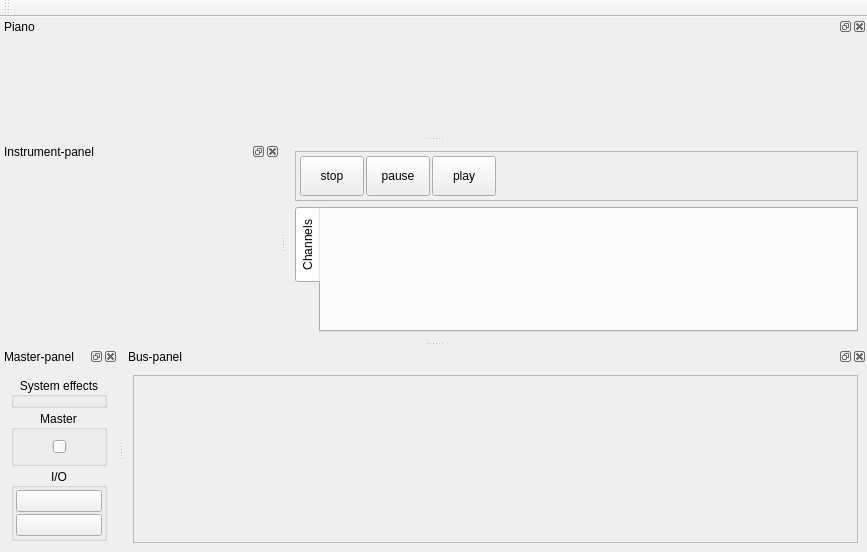
First picture: the form in src/ZMS/mainwindow.ui, repository wtrsltnk/zynaddsubfx, before the edit.
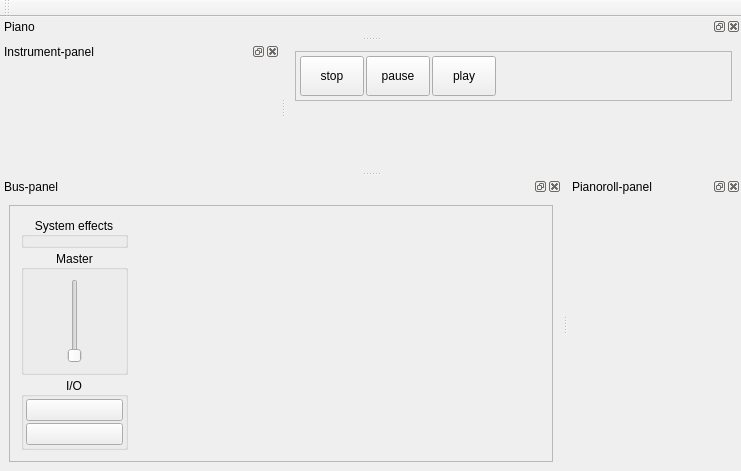
Second picture: the form after the edit. Custom widgets are drawn as their Qt base class.

Commit message: UI changes - added colors to buttons etc.. - added stub for pianoroll panel. this will be usable when you double-click a clip

```diff
--- a/src/ZMS/mainwindow.ui
+++ b/src/ZMS/mainwindow.ui
@@ -6,8 +6,8 @@
    <rect>
     <x>0</x>
     <y>0</y>
-    <width>867</width>
-    <height>527</height>
+    <width>741</width>
+    <height>471</height>
    </rect>
   </property>
   <property name="windowTitle">
@@ -17,10 +17,6 @@
    <set>QMainWindow::AllowTabbedDocks|QMainWindow::AnimatedDocks|QMainWindow::VerticalTabs</set>
   </property>
   <widget class="QWidget" name="centralWidget">
-   <layout class="QVBoxLayout" name="verticalLayout_3">
-    <item>
-     <layout class="QHBoxLayout" name="horizontalLayout_3">
-      <item>
        <layout class="QVBoxLayout" name="verticalLayout">
         <item>
          <widget class="QFrame" name="header">
@@ -148,50 +144,10 @@
          </widget>
         </item>
         <item>
-         <layout class="QHBoxLayout" name="horizontalLayout_2">
-          <item>
-           <widget class="QTabWidget" name="tabWidget">
-            <property name="tabPosition">
-             <enum>QTabWidget::West</enum>
-            </property>
-            <property name="currentIndex">
-             <number>0</number>
-            </property>
-            <widget class="QWidget" name="channeltab">
-             <attribute name="title">
-              <string>Channels</string>
-             </attribute>
-             <layout class="QHBoxLayout" name="horizontalLayout_7">
-              <property name="spacing">
-               <number>4</number>
-              </property>
-              <property name="leftMargin">
-               <number>4</number>
-              </property>
-              <property name="topMargin">
-               <number>4</number>
-              </property>
-              <property name="rightMargin">
-               <number>4</number>
-              </property>
-              <property name="bottomMargin">
-               <number>4</number>
-              </property>
-              <item>
                <widget class="ChannelContainer" name="channels" native="true"/>
               </item>
              </layout>
             </widget>
-           </widget>
-          </item>
-         </layout>
-        </item>
-       </layout>
-      </item>
-     </layout>
-    </item>
-   </layout>
-  </widget>
   <widget class="QDockWidget" name="keyboardDock">
    <property name="enabled">
     <bool>true</bool>
@@ -208,204 +164,7 @@
    <attribute name="dockWidgetArea">
     <number>4</number>
    </attribute>
-   <widget class="QWidget" name="dockWidgetContents">
-    <layout class="QVBoxLayout" name="verticalLayout_6">
-     <property name="spacing">
-      <number>0</number>
-     </property>
-     <property name="leftMargin">
-      <number>0</number>
-     </property>
-     <property name="topMargin">
-      <number>0</number>
-     </property>
-     <property name="rightMargin">
-      <number>0</number>
-     </property>
-     <property name="bottomMargin">
-      <number>0</number>
-     </property>
-     <item>
-      <widget class="Keyboard" name="keyboard" native="true">
-       <property name="minimumSize">
-        <size>
-         <width>0</width>
-         <height>100</height>
-        </size>
-       </property>
-       <property name="maximumSize">
-        <size>
-         <width>16777215</width>
-         <height>100</height>
-        </size>
-       </property>
-      </widget>
-     </item>
-    </layout>
-   </widget>
-  </widget>
-  <widget class="QDockWidget" name="masterDock">
-   <property name="maximumSize">
-    <size>
-     <width>118</width>
-     <height>524287</height>
-    </size>
-   </property>
-   <property name="features">
-    <set>QDockWidget::AllDockWidgetFeatures</set>
-   </property>
-   <property name="allowedAreas">
-    <set>Qt::AllDockWidgetAreas</set>
-   </property>
-   <property name="windowTitle">
-    <string>Master-panel</string>
-   </property>
-   <attribute name="dockWidgetArea">
-    <number>8</number>
-   </attribute>
-   <widget class="QWidget" name="dockWidgetContents_3">
-    <layout class="QHBoxLayout" name="horizontalLayout_8">
-     <item>
-      <widget class="QWidget" name="masterout" native="true">
-       <property name="minimumSize">
-        <size>
-         <width>100</width>
-         <height>0</height>
-        </size>
-       </property>
-       <layout class="QVBoxLayout" name="verticalLayout_5">
-        <property name="spacing">
-         <number>2</number>
-        </property>
-        <property name="leftMargin">
-         <number>2</number>
-        </property>
-        <property name="topMargin">
-         <number>2</number>
-        </property>
-        <property name="rightMargin">
-         <number>2</number>
-        </property>
-        <property name="bottomMargin">
-         <number>2</number>
-        </property>
-        <item>
-         <widget class="QGroupBox" name="syseffects">
-          <property name="title">
-           <string>System effects</string>
-          </property>
-          <property name="alignment">
-           <set>Qt::AlignCenter</set>
-          </property>
-          <layout class="QVBoxLayout" name="verticalLayout_4">
-           <property name="spacing">
-            <number>2</number>
-           </property>
-           <property name="leftMargin">
-            <number>2</number>
-           </property>
-           <property name="topMargin">
-            <number>2</number>
-           </property>
-           <property name="rightMargin">
-            <number>2</number>
-           </property>
-           <property name="bottomMargin">
-            <number>2</number>
-           </property>
-          </layout>
-         </widget>
-        </item>
-        <item>
-         <layout class="QHBoxLayout" name="uvvolume">
-          <item>
-           <widget class="QGroupBox" name="mastervolume">
-            <property name="title">
-             <string>Master</string>
-            </property>
-            <property name="alignment">
-             <set>Qt::AlignCenter</set>
-            </property>
-            <layout class="QHBoxLayout" name="horizontalLayout_6">
-             <item>
-              <widget class="QWidget" name="sysuvL" native="true"/>
-             </item>
-             <item>
-              <widget class="QSlider" name="sysmaster">
-               <property name="maximum">
-                <number>127</number>
-               </property>
-               <property name="orientation">
-                <enum>Qt::Vertical</enum>
-               </property>
-              </widget>
-             </item>
-             <item>
-              <widget class="QWidget" name="sysuvR" native="true"/>
-             </item>
-            </layout>
-           </widget>
-          </item>
-         </layout>
-        </item>
-        <item>
-         <widget class="QGroupBox" name="sysio">
-          <property name="minimumSize">
-           <size>
-            <width>0</width>
-            <height>0</height>
-           </size>
-          </property>
-          <property name="title">
-           <string>I/O</string>
-          </property>
-          <property name="alignment">
-           <set>Qt::AlignCenter</set>
-          </property>
-          <layout class="QVBoxLayout" name="verticalLayout_2">
-           <property name="spacing">
-            <number>2</number>
-           </property>
-           <property name="leftMargin">
-            <number>2</number>
-           </property>
-           <property name="topMargin">
-            <number>2</number>
-           </property>
-           <property name="rightMargin">
-            <number>2</number>
-           </property>
-           <property name="bottomMargin">
-            <number>2</number>
-           </property>
-           <item>
-            <widget class="QPushButton" name="btnMidi">
-             <property name="toolTip">
-              <string>Currently used Midi input driver</string>
-             </property>
-             <property name="text">
-              <string/>
-             </property>
-            </widget>
-           </item>
-           <item>
-            <widget class="QPushButton" name="btnAudio">
-             <property name="toolTip">
-              <string>Currently used Audio output driver</string>
-             </property>
-             <property name="text">
-              <string/>
-             </property>
-            </widget>
-           </item>
-          </layout>
-         </widget>
-        </item>
-       </layout>
-      </widget>
-     </item>
-    </layout>
-   </widget>
+   <widget class="Keyboard" name="keyboardDockWidgetContents"/>
   </widget>
   <widget class="QDockWidget" name="instrumentDock">
    <property name="windowTitle">
@@ -475,13 +234,16 @@
        <property name="widgetResizable">
         <bool>true</bool>
        </property>
+       <property name="alignment">
+        <set>Qt::AlignBottom|Qt::AlignLeading|Qt::AlignLeft</set>
+       </property>
        <widget class="QWidget" name="bussesContainer">
         <property name="geometry">
          <rect>
           <x>0</x>
           <y>0</y>
-          <width>728</width>
-          <height>144</height>
+          <width>496</width>
+          <height>231</height>
          </rect>
         </property>
         <layout class="QHBoxLayout" name="horizontalLayout_5">
@@ -489,7 +251,146 @@
           <enum>QLayout::SetMinimumSize</enum>
          </property>
          <item>
-          <spacer name="horizontalSpacer_2">
+          <widget class="QWidget" name="masterout" native="true">
+           <property name="minimumSize">
+            <size>
+             <width>100</width>
+             <height>0</height>
+            </size>
+           </property>
+           <layout class="QVBoxLayout" name="verticalLayout_5">
+            <property name="spacing">
+             <number>2</number>
+            </property>
+            <property name="leftMargin">
+             <number>2</number>
+            </property>
+            <property name="topMargin">
+             <number>2</number>
+            </property>
+            <property name="rightMargin">
+             <number>2</number>
+            </property>
+            <property name="bottomMargin">
+             <number>2</number>
+            </property>
+            <item>
+             <widget class="QGroupBox" name="syseffects">
+              <property name="title">
+               <string>System effects</string>
+              </property>
+              <property name="alignment">
+               <set>Qt::AlignCenter</set>
+              </property>
+              <layout class="QVBoxLayout" name="verticalLayout_4">
+               <property name="spacing">
+                <number>2</number>
+               </property>
+               <property name="leftMargin">
+                <number>2</number>
+               </property>
+               <property name="topMargin">
+                <number>2</number>
+               </property>
+               <property name="rightMargin">
+                <number>2</number>
+               </property>
+               <property name="bottomMargin">
+                <number>2</number>
+               </property>
+              </layout>
+             </widget>
+            </item>
+            <item>
+             <layout class="QHBoxLayout" name="uvvolume">
+              <item>
+               <widget class="QGroupBox" name="mastervolume">
+                <property name="title">
+                 <string>Master</string>
+                </property>
+                <property name="alignment">
+                 <set>Qt::AlignCenter</set>
+                </property>
+                <layout class="QHBoxLayout" name="horizontalLayout_6">
+                 <item>
+                  <widget class="QWidget" name="sysuvL" native="true"/>
+                 </item>
+                 <item>
+                  <widget class="QSlider" name="sysmaster">
+                   <property name="maximum">
+                    <number>127</number>
+                   </property>
+                   <property name="orientation">
+                    <enum>Qt::Vertical</enum>
+                   </property>
+                  </widget>
+                 </item>
+                 <item>
+                  <widget class="QWidget" name="sysuvR" native="true"/>
+                 </item>
+                </layout>
+               </widget>
+              </item>
+             </layout>
+            </item>
+            <item>
+             <widget class="QGroupBox" name="sysio">
+              <property name="minimumSize">
+               <size>
+                <width>0</width>
+                <height>0</height>
+               </size>
+              </property>
+              <property name="title">
+               <string>I/O</string>
+              </property>
+              <property name="alignment">
+               <set>Qt::AlignCenter</set>
+              </property>
+              <layout class="QVBoxLayout" name="verticalLayout_2">
+               <property name="spacing">
+                <number>2</number>
+               </property>
+               <property name="leftMargin">
+                <number>2</number>
+               </property>
+               <property name="topMargin">
+                <number>2</number>
+               </property>
+               <property name="rightMargin">
+                <number>2</number>
+               </property>
+               <property name="bottomMargin">
+                <number>2</number>
+               </property>
+               <item>
+                <widget class="QPushButton" name="btnMidi">
+                 <property name="toolTip">
+                  <string>Currently used Midi input driver</string>
+                 </property>
+                 <property name="text">
+                  <string/>
+                 </property>
+                </widget>
+               </item>
+               <item>
+                <widget class="QPushButton" name="btnAudio">
+                 <property name="toolTip">
+                  <string>Currently used Audio output driver</string>
+                 </property>
+                 <property name="text">
+                  <string/>
+                 </property>
+                </widget>
+               </item>
+              </layout>
+             </widget>
+            </item>
+           </layout>
+          </widget>
+         </item>
+         <item>
+          <spacer name="bussesContainerSpacer">
            <property name="orientation">
             <enum>Qt::Horizontal</enum>
            </property>
@@ -508,6 +409,15 @@
     </layout>
    </widget>
   </widget>
+  <widget class="QDockWidget" name="pianorollDock">
+   <property name="windowTitle">
+    <string>Pianoroll-panel</string>
+   </property>
+   <attribute name="dockWidgetArea">
+    <number>8</number>
+   </attribute>
+   <widget class="QWidget" name="pianorollDockWidgetContents"/>
+  </widget>
  </widget>
  <customwidgets>
   <customwidget>
```
Left out of the diff: 4 changed lines with no effect on the pictures. Lines whose indentation alone changed are shown as unchanged. The commit also changes 5 other files.
